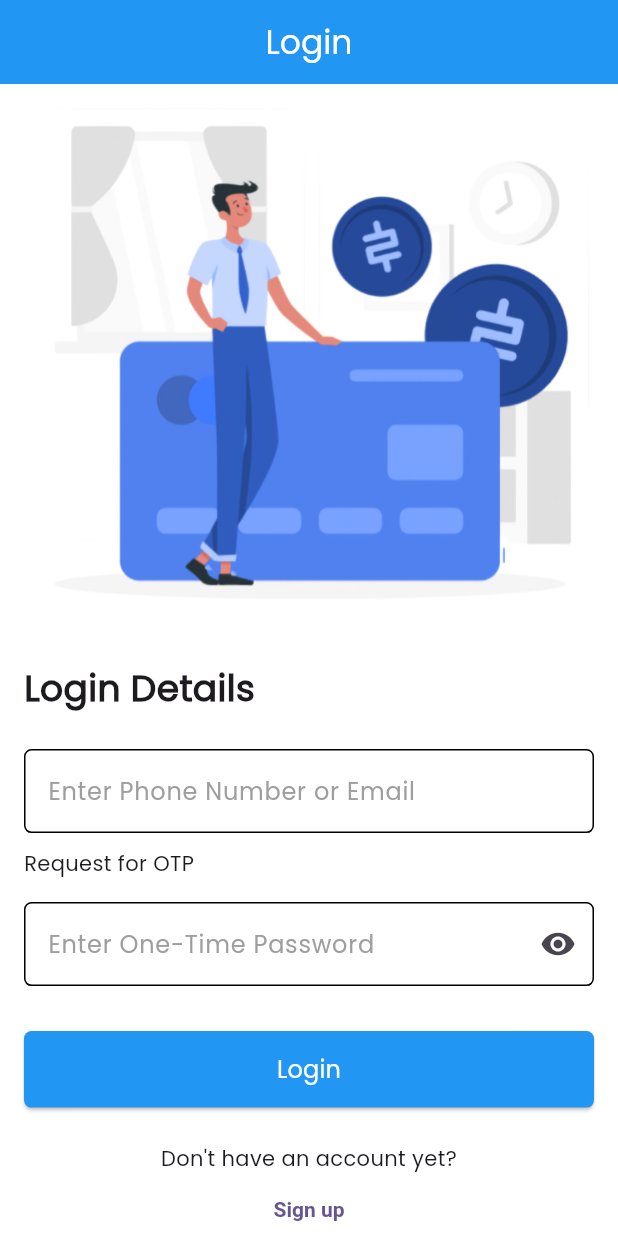
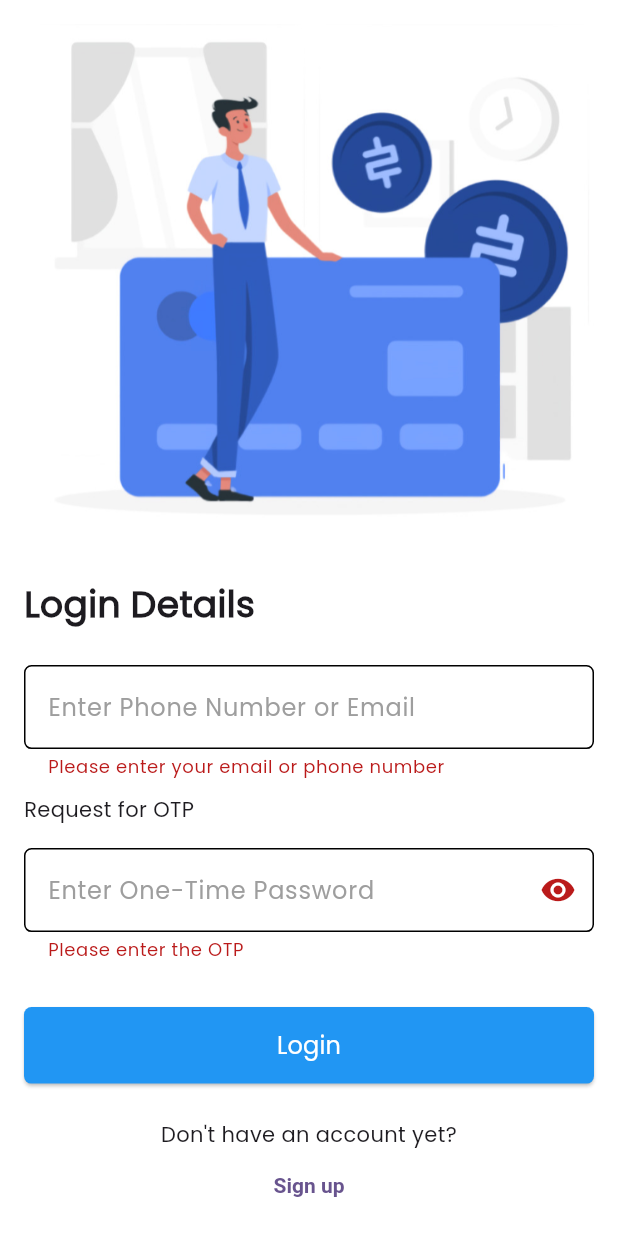
Before and after one commit to MarKarl30/UTS_MobileProg, a Flutter app: the SignIn screen opened directly, after a tap on "Login", on a phone screen of 412 x 824 dp. Run offline on Flutter 3.47's test engine with Material 3 defaults, Android fonts, the phone set to English and light mode, and no system bars; our stand-ins replace flutter_secure_storage; accounts and stored records are empty.

Commit message:
Changes in Register & Login Screen - Removed the navbar - Added validations to ensure correct values inputted by user

```diff
--- a/lib/screens/login_screen.dart
+++ b/lib/screens/login_screen.dart
@@ -16,23 +16,20 @@ class SignIn extends StatefulWidget {
 }
 
 class _SignInState extends State<SignIn> {
+  final _formKey = GlobalKey<FormState>();
   final emailController = TextEditingController();
-  bool _obscurePassword = true; // Controls whether password is obscured or not
+  final otpController = TextEditingController();
+  bool _obscurePassword = true; // Controls whether OTP is obscured or not
 
   @override
   Widget build(BuildContext context) {
     return Scaffold(
-      appBar: AppBar(
-        title: const Text('Login'),
-        centerTitle: true,
-        elevation: 0,
-        backgroundColor: Colors.blue,
-        foregroundColor: Colors.white,
-      ),
       backgroundColor: Colors.white,
       body: SingleChildScrollView(
         child: Padding(
           padding: const EdgeInsets.all(16.0),
+          child: Form(
+            key: _formKey,
             child: Column(
               crossAxisAlignment: CrossAxisAlignment.stretch,
               children: [
@@ -46,7 +43,7 @@ class _SignInState extends State<SignIn> {
                   ),
                 ),
                 const SizedBox(height: 24.0),
-              TextField(
+                TextFormField(
                   controller: emailController,
                   keyboardType: TextInputType.emailAddress,
                   textInputAction: TextInputAction.next,
@@ -65,16 +62,37 @@ class _SignInState extends State<SignIn> {
                       ),
                       borderRadius: BorderRadius.circular(5.0),
                     ),
+                    errorBorder: OutlineInputBorder(
+                      borderSide: const BorderSide(
+                        width: 1.0,
+                        color: Colors.black,
+                      ),
+                      borderRadius: BorderRadius.circular(5.0),
+                    ),
+                    focusedErrorBorder: OutlineInputBorder(
+                      borderSide: const BorderSide(
+                        width: 1.0,
+                        color: Colors.black,
+                      ),
+                      borderRadius: BorderRadius.circular(5.0),
+                    ),
                     hintText: 'Enter Phone Number or Email',
                     hintStyle: const TextStyle(
                       color: Colors.grey,
                     ),
                   ),
+                  validator: (value) {
+                    if (value == null || value.isEmpty) {
+                      return 'Please enter your email or phone number';
+                    }
+                    return null;
+                  },
                 ),
                 const SizedBox(height: 10.0),
                 const Text('Request for OTP'),
                 const SizedBox(height: 16),
-              TextField(
+                TextFormField(
+                  controller: otpController,
                   keyboardType: TextInputType.number,
                   obscureText: _obscurePassword, // Controls password visibility
                   decoration: InputDecoration(
@@ -86,8 +104,7 @@ class _SignInState extends State<SignIn> {
                       ),
                       onPressed: () {
                         setState(() {
-                        _obscurePassword =
-                            !_obscurePassword; // Toggle password visibility
+                          _obscurePassword = !_obscurePassword;
                         });
                       },
                     ),
@@ -105,15 +122,41 @@ class _SignInState extends State<SignIn> {
                       ),
                       borderRadius: BorderRadius.circular(5.0),
                     ),
+                    errorBorder: OutlineInputBorder(
+                      borderSide: const BorderSide(
+                        width: 1.0,
+                        color: Colors.black,
+                      ),
+                      borderRadius: BorderRadius.circular(5.0),
+                    ),
+                    focusedErrorBorder: OutlineInputBorder(
+                      borderSide: const BorderSide(
+                        width: 1.0,
+                        color: Colors.black,
+                      ),
+                      borderRadius: BorderRadius.circular(5.0),
+                    ),
                     hintText: 'Enter One-Time Password',
                     hintStyle: const TextStyle(
                       color: Colors.grey,
                     ),
                   ),
+                  validator: (value) {
+                    if (value == null || value.isEmpty) {
+                      return 'Please enter the OTP';
+                    } else if (value.length != 6) {
+                      return 'OTP must be exactly 6 digits';
+                    }
+                    return null;
+                  },
                 ),
                 const SizedBox(height: 30.0),
                 ElevatedButton(
-                onPressed: () {},
+                  onPressed: () {
+                    if (_formKey.currentState!.validate()) {
+                      // Perform login action
+                    }
+                  },
                   style: ElevatedButton.styleFrom(
                     backgroundColor: Colors.blue,
                     shape: RoundedRectangleBorder(
@@ -152,6 +195,7 @@ class _SignInState extends State<SignIn> {
             ),
           ),
         ),
+      ),
     );
   }
 }
```
Also changed, not shown: lib/screens/register_screen.dart (+73 -13 lines). Lines whose indentation alone changed are shown as unchanged.
